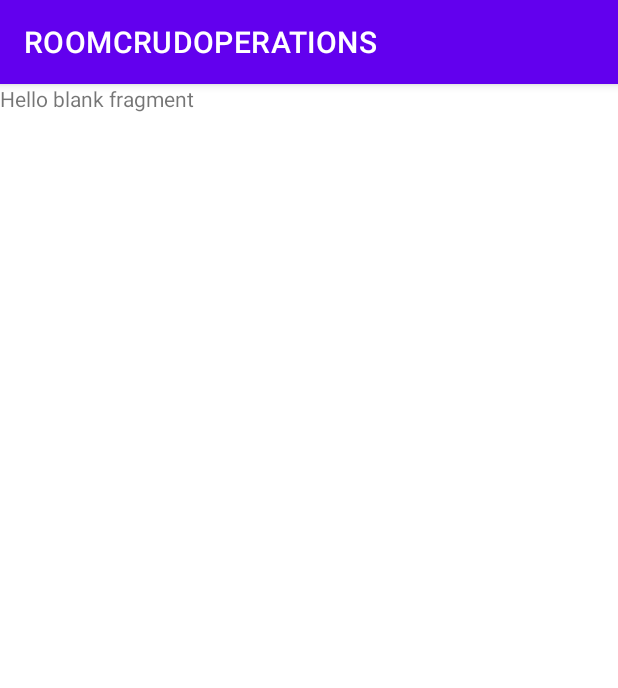
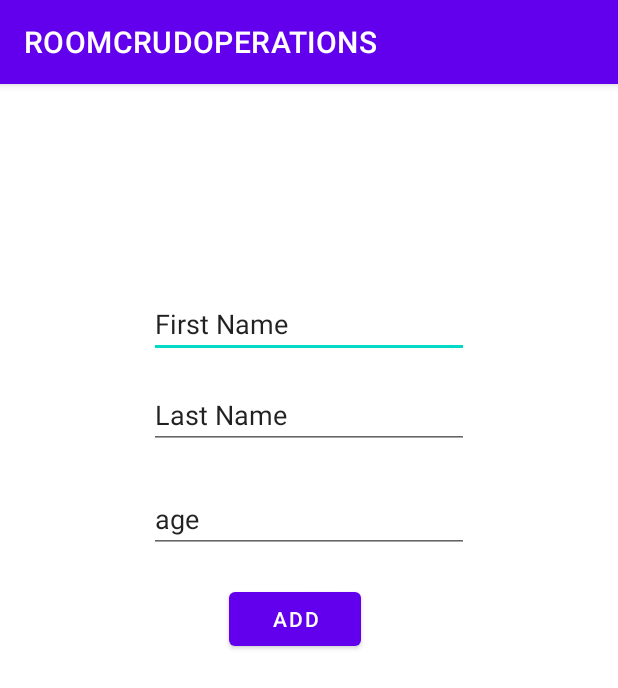
Before and after one commit to ozancanguz/ROOMCRUDOPERATIONS, an Android app: the fragment AddFragment shown on its own in the app's theme, on a phone screen of 412 x 824 dp. Shown: the top 688 px of the screen. Run offline under Robolectric (Android 15) with nearby library versions, the phone set to English and light mode, and no system bars.

Commit message:
-Fragment list designed -fragment add designed

```diff
--- a/app/src/main/res/layout/fragment_add.xml
+++ b/app/src/main/res/layout/fragment_add.xml
@@ -1,14 +1,55 @@
 <?xml version="1.0" encoding="utf-8"?>
-<FrameLayout xmlns:android="http://schemas.android.com/apk/res/android"
+<androidx.constraintlayout.widget.ConstraintLayout xmlns:android="http://schemas.android.com/apk/res/android"
+    xmlns:app="http://schemas.android.com/apk/res-auto"
     xmlns:tools="http://schemas.android.com/tools"
     android:layout_width="match_parent"
     android:layout_height="match_parent"
-    tools:context=".AddFragment">
+    tools:context="ui.AddFragment">
 
-    <!-- TODO: Update blank fragment layout -->
-    <TextView
-        android:layout_width="match_parent"
-        android:layout_height="match_parent"
-        android:text="@string/hello_blank_fragment" />
 
-</FrameLayout>
+    <EditText
+        android:id="@+id/firstnametext"
+        android:layout_width="wrap_content"
+        android:layout_height="wrap_content"
+        android:layout_marginTop="137dp"
+        android:ems="10"
+        android:inputType="textPersonName"
+        android:text="First Name"
+        app:layout_constraintEnd_toEndOf="parent"
+        app:layout_constraintStart_toStartOf="parent"
+        app:layout_constraintTop_toTopOf="parent" />
+
+    <EditText
+        android:id="@+id/lastnameText"
+        android:layout_width="wrap_content"
+        android:layout_height="wrap_content"
+        android:layout_marginTop="15dp"
+        android:ems="10"
+        android:inputType="textPersonName"
+        android:text="Last Name"
+        app:layout_constraintEnd_toEndOf="parent"
+        app:layout_constraintStart_toStartOf="parent"
+        app:layout_constraintTop_toBottomOf="@+id/firstnametext" />
+
+    <EditText
+        android:id="@+id/agetxt"
+        android:layout_width="wrap_content"
+        android:layout_height="wrap_content"
+        android:layout_marginTop="24dp"
+        android:ems="10"
+        android:inputType="textPersonName"
+        android:text="age"
+        app:layout_constraintEnd_toEndOf="parent"
+        app:layout_constraintStart_toStartOf="parent"
+        app:layout_constraintTop_toBottomOf="@+id/lastnameText" />
+
+    <Button
+        android:id="@+id/addBtn"
+        android:layout_width="wrap_content"
+        android:layout_height="wrap_content"
+        android:layout_marginTop="20dp"
+        android:layout_marginEnd="72dp"
+        android:text="ADD"
+        app:layout_constraintEnd_toEndOf="@+id/agetxt"
+        app:layout_constraintTop_toBottomOf="@+id/agetxt" />
+</androidx.constraintlayout.widget.ConstraintLayout>
```
Also changed, not shown: app/src/main/res/layout/fragment_list.xml (+24 -8 lines).
